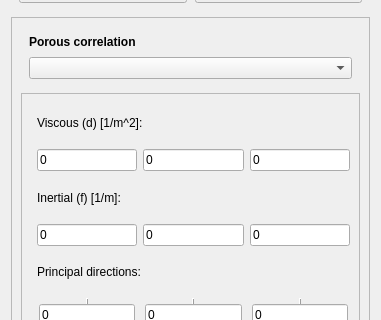
Before: the Qt Designer form TaskPanelCfdZone.ui in jaheyns/CfdOF, drawn with Qt 5; both pictures show x 0 to 381 and y 256 to 576 of the 381 by 680 pixel window.
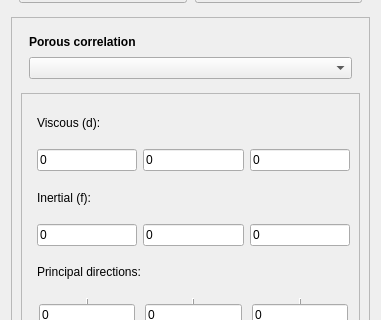
After: the same form once the commit is applied. The open tabs and pages were chosen to show the change. Custom widgets are drawn as their Qt base class.

```diff
--- a/TaskPanelCfdZone.ui
+++ b/TaskPanelCfdZone.ui
@@ -255,7 +255,7 @@
            <item row="2" column="0" colspan="4">
             <widget class="QLabel" name="label_5">
              <property name="text">
-              <string>Inertial (f) [1/m]:</string>
+              <string>Inertial (f):</string>
              </property>
              <property name="margin">
               <number>2</number>
@@ -324,7 +324,7 @@
            <item row="0" column="0" colspan="4">
             <widget class="QLabel" name="label_4">
              <property name="text">
-              <string>Viscous (d) [1/m^2]:</string>
+              <string>Viscous (d):</string>
              </property>
              <property name="wordWrap">
               <bool>false</bool>
```
Left out of the diff: 185 changed lines with no effect on the pictures.
